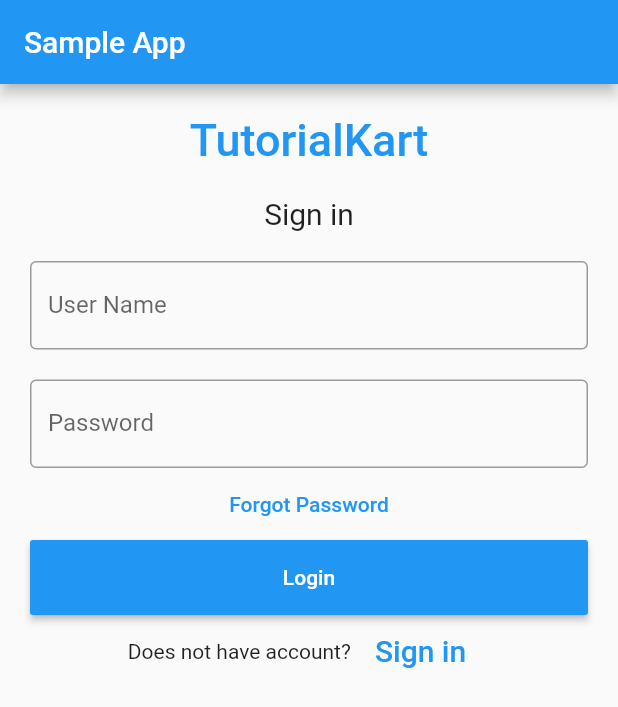
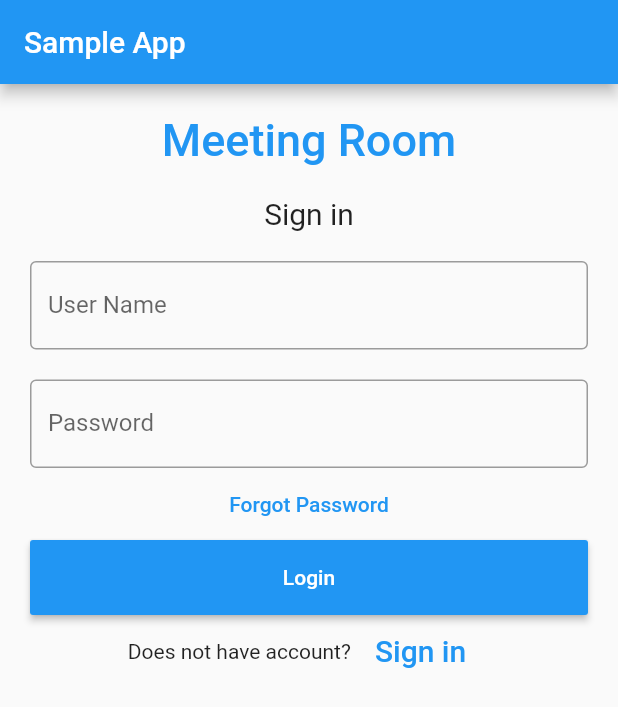
Before and after one commit to Novak12/flutter-demo, a Flutter app: the screen it shows after launch, on a phone screen of 412 x 824 dp. Shown: the top 707 px of the screen. Run offline on Flutter 3.47's test engine with Material 2 defaults, Android fonts, the phone set to English and light mode, and no system bars.

Commit message:
update login page

```diff
--- a/flutter_demo/lib/widgets/login.dart
+++ b/flutter_demo/lib/widgets/login.dart
@@ -23,7 +23,7 @@ class _LoginState extends State<Login> {
                     alignment: Alignment.center,
                     padding: EdgeInsets.all(10),
                     child: Text(
-                      'TutorialKart',
+                      'Meeting Room',
                       style: TextStyle(
                           color: Colors.blue,
                           fontWeight: FontWeight.w500,
```
